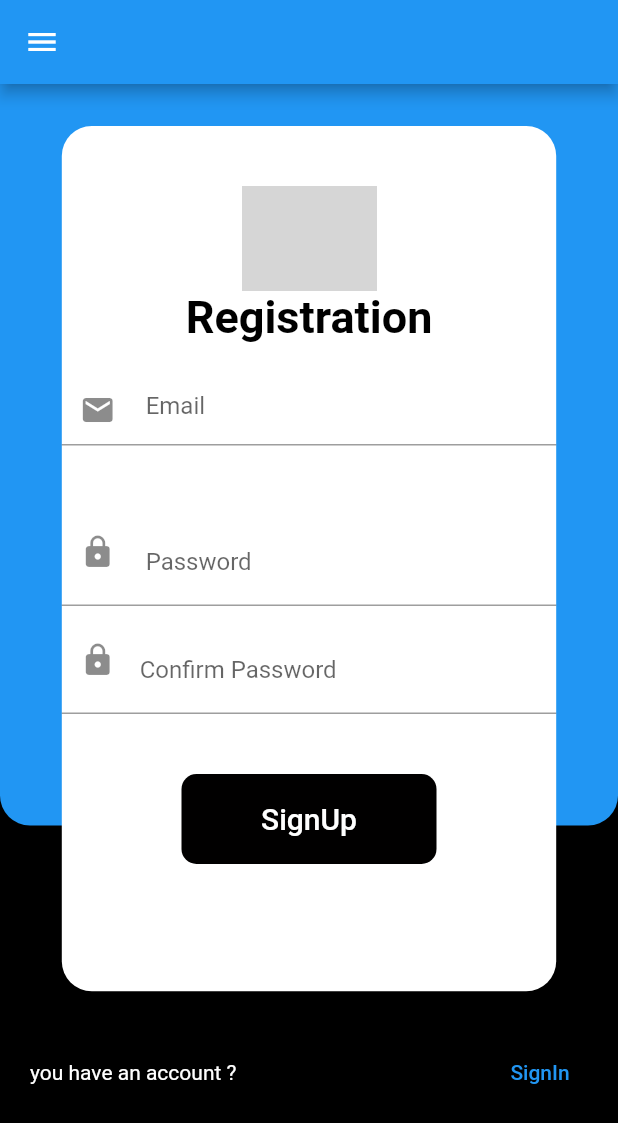
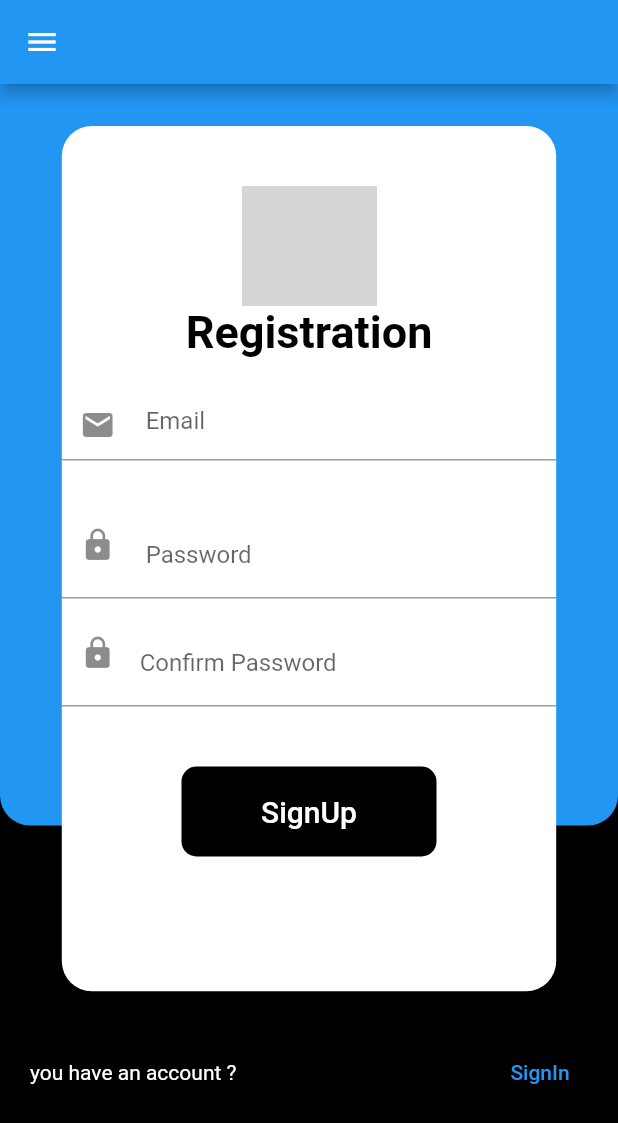
Before and after one commit to Aymen-Ftita/Flutter-App, a Flutter app: the signup screen opened directly, on a phone screen of 412 x 824 dp. Shown: the top 1123 px of the screen. Run offline on Flutter 3.47's test engine with Material 2 defaults, Android fonts, the phone set to English and light mode, and no system bars; network calls fail; grey boxes are pictures that could not be loaded.

Commit message:
size changes

```diff
--- a/lib/pages/signup.dart
+++ b/lib/pages/signup.dart
@@ -62,7 +62,7 @@ class _signupState extends State<signup> {
                           children:  [
                             SizedBox(height: 40,),
 
-                              Image.network('https://cdn2.iconfinder.com/data/icons/user-interface-outlined-2020/48/create_new_account-512.png',width: 90,height: 70,),
+                              Image.network('https://cdn2.iconfinder.com/data/icons/user-interface-outlined-2020/48/create_new_account-512.png',width: 90,height: 80,),
                               Text("Registration",
                                 style: TextStyle(
                                   color: Color.fromARGB(255, 0, 0, 0),
@@ -84,7 +84,7 @@ class _signupState extends State<signup> {
                               ),
                             ),
 
-                            SizedBox(height: 35,),
+                            SizedBox(height: 20,),
 
 
 
```
